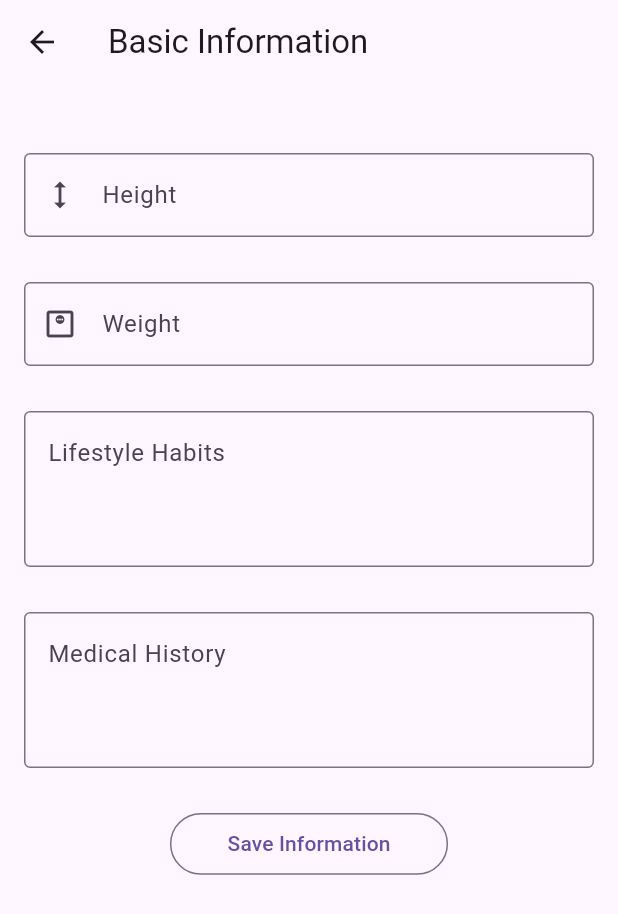
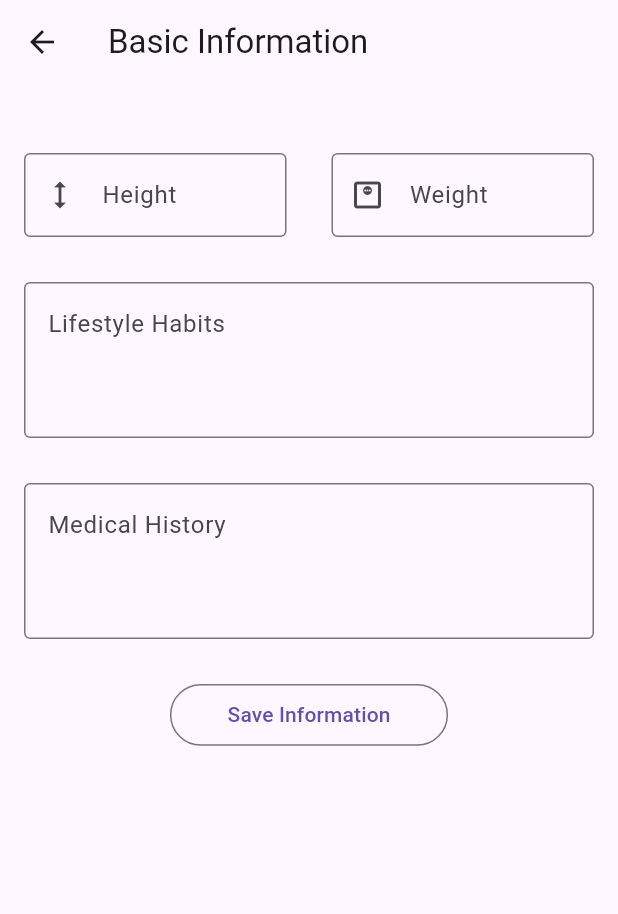
Before and after one commit to tahawaheed9/wellness_wise, a Flutter app: the BasicInformationScreen screen opened by its route, on a phone screen of 412 x 824 dp. Shown: the top 914 px of the screen. Run offline on Flutter 3.47's test engine with Material 3 defaults, Android fonts, the phone set to English and light mode, and no system bars; our stand-ins replace firebase_core; accounts and stored records are empty.

Commit message:
Few changes in Basic Information Screen

```diff
--- a/lib/screens/basic_information/components/basic_information_form.dart
+++ b/lib/screens/basic_information/components/basic_information_form.dart
@@ -34,8 +34,12 @@ class _BasicInformationFormState extends State<BasicInformationForm> {
         padding: const EdgeInsets.all(16.0),
         child: Column(
           children: <Widget>[
-            // Height...
-            TextFormField(
+            // Height & Weight Fields...
+            Row(
+              children: <Widget>[
+                // Height Field...
+                Expanded(
+                  child: TextFormField(
                     controller: height,
                     keyboardType: TextInputType.number,
                     enableSuggestions: false,
@@ -48,10 +52,12 @@ class _BasicInformationFormState extends State<BasicInformationForm> {
                       border: OutlineInputBorder(),
                     ),
                   ),
-            const SizedBox(height: 30.0),
+                ),
+                const SizedBox(width: 30.0),
 
-            // Weight...
-            TextFormField(
+                // Weight Field...
+                Expanded(
+                  child: TextFormField(
                     controller: weight,
                     keyboardType: TextInputType.number,
                     enableSuggestions: false,
@@ -64,9 +70,12 @@ class _BasicInformationFormState extends State<BasicInformationForm> {
                       border: OutlineInputBorder(),
                     ),
                   ),
+                ),
+              ],
+            ),
             const SizedBox(height: 30.0),
 
-            // Lifestyle Habits...
+            // Lifestyle Habits Field...
             TextFormField(
               controller: lifestyleHabits,
               keyboardType: TextInputType.text,
@@ -82,7 +91,7 @@ class _BasicInformationFormState extends State<BasicInformationForm> {
             ),
             const SizedBox(height: 30.0),
 
-            // Medical History...
+            // Medical History Field...
             TextFormField(
               controller: medicalHistory,
               keyboardType: TextInputType.text,
```
Lines whose indentation alone changed are shown as unchanged.
